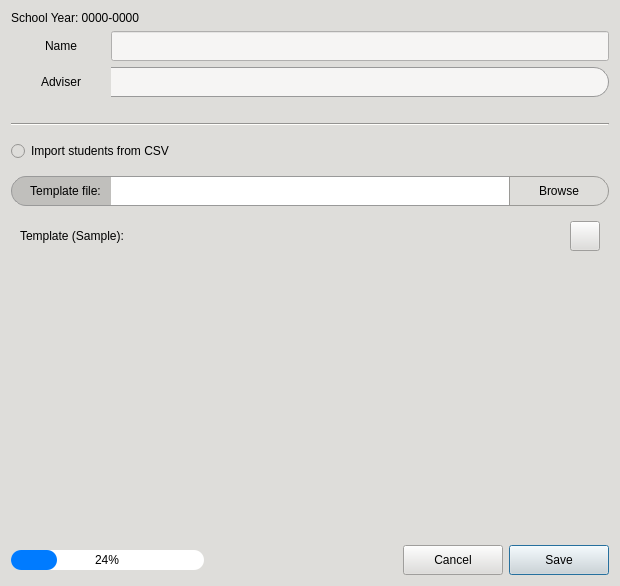
Qt form CAI_PyQt/CAI_Admin/UI/FormSectionRegistration.ui (CPG19040/CPG19040) before a commit.
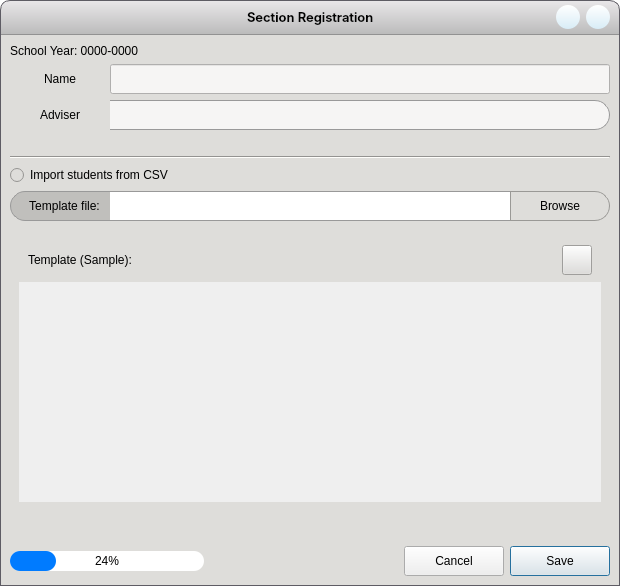
The same form after that commit. Icons and pictures are not drawn.

```diff
--- a/CAI_PyQt/CAI_Admin/UI/FormSectionRegistration.ui
+++ b/CAI_PyQt/CAI_Admin/UI/FormSectionRegistration.ui
@@ -18,8 +18,8 @@
   </property>
   <property name="maximumSize">
    <size>
-    <width>1000</width>
-    <height>630</height>
+    <width>742</width>
+    <height>586</height>
    </size>
   </property>
   <property name="windowTitle">
@@ -27,10 +27,24 @@
   </property>
   <property name="styleSheet">
    <string notr="true">* {
-	background-color: rgb(222, 221, 218); 
 	color: black;
 }
 
+QMessageBox QPushButton {
+	font: 10pt &quot;Inter&quot;;
+	height: 30px;
+	padding: 0px 12px;
+	background-color: rgb(222, 221, 218); 
+}
+
+#SectionRegistrationDialog {
+	background: transparent;
+}
+
+QMessageBox, #verticalFrame {
+	background-color: rgb(222, 221, 218); 
+}
+
 QPushButton[class=&quot;button-green&quot;] {
 	border: 1px solid #0a5128;
     border-radius: 15px;
@@ -258,6 +272,254 @@
 }</string>
   </property>
   <layout class="QVBoxLayout" name="verticalLayout">
+   <property name="spacing">
+    <number>0</number>
+   </property>
+   <property name="leftMargin">
+    <number>0</number>
+   </property>
+   <property name="topMargin">
+    <number>0</number>
+   </property>
+   <property name="rightMargin">
+    <number>0</number>
+   </property>
+   <property name="bottomMargin">
+    <number>0</number>
+   </property>
+   <item>
+    <widget class="QFrame" name="frame_header">
+     <property name="minimumSize">
+      <size>
+       <width>0</width>
+       <height>35</height>
+      </size>
+     </property>
+     <property name="maximumSize">
+      <size>
+       <width>16777215</width>
+       <height>35</height>
+      </size>
+     </property>
+     <property name="mouseTracking">
+      <bool>true</bool>
+     </property>
+     <property name="styleSheet">
+      <string notr="true">#frame_header {
+	background-color: qlineargradient(x1:0, y1:0, x2:0, y2:1, stop:0 #e9e7e9, stop:1 #bababa);
+	border-top-left-radius: 10px;
+	border-top-right-radius: 10px;
+	border: 1px solid rgb(94, 92, 100);
+	border-bottom: 1px solid rgb(146, 146, 146);
+}</string>
+     </property>
+     <property name="frameShape">
+      <enum>QFrame::StyledPanel</enum>
+     </property>
+     <property name="frameShadow">
+      <enum>QFrame::Raised</enum>
+     </property>
+     <layout class="QHBoxLayout" name="horizontalLayout_6">
+      <property name="spacing">
+       <number>6</number>
+      </property>
+      <property name="leftMargin">
+       <number>9</number>
+      </property>
+      <property name="topMargin">
+       <number>0</number>
+      </property>
+      <property name="rightMargin">
+       <number>9</number>
+      </property>
+      <property name="bottomMargin">
+       <number>0</number>
+      </property>
+      <item>
+       <widget class="QWidget" name="widget_window_icon" native="true">
+        <property name="minimumSize">
+         <size>
+          <width>54</width>
+          <height>35</height>
+         </size>
+        </property>
+        <property name="maximumSize">
+         <size>
+          <width>54</width>
+          <height>35</height>
+         </size>
+        </property>
+        <property name="styleSheet">
+         <string notr="true">background: transparent;</string>
+        </property>
+        <layout class="QHBoxLayout" name="horizontalLayout_4">
+         <property name="leftMargin">
+          <number>0</number>
+         </property>
+         <property name="topMargin">
+          <number>0</number>
+         </property>
+         <property name="rightMargin">
+          <number>0</number>
+         </property>
+         <property name="bottomMargin">
+          <number>0</number>
+         </property>
+        </layout>
+       </widget>
+      </item>
+      <item>
+       <spacer name="horizontalSpacer_6">
+        <property name="orientation">
+         <enum>Qt::Horizontal</enum>
+        </property>
+        <property name="sizeHint" stdset="0">
+         <size>
+          <width>40</width>
+          <height>20</height>
+         </size>
+        </property>
+       </spacer>
+      </item>
+      <item>
+       <widget class="QLabel" name="label_windowTitle">
+        <property name="font">
+         <font>
+          <family>Inter SemiBold</family>
+          <pointsize>10</pointsize>
+          <weight>50</weight>
+          <italic>false</italic>
+          <bold>false</bold>
+         </font>
+        </property>
+        <property name="styleSheet">
+         <string notr="true">background: transparent;
+color: rgb(0, 0, 0);
+font: 10pt &quot;Inter SemiBold&quot;;</string>
+        </property>
+        <property name="text">
+         <string>Section Registration</string>
+        </property>
+       </widget>
+      </item>
+      <item>
+       <spacer name="horizontalSpacer_5">
+        <property name="orientation">
+         <enum>Qt::Horizontal</enum>
+        </property>
+        <property name="sizeHint" stdset="0">
+         <size>
+          <width>40</width>
+          <height>20</height>
+         </size>
+        </property>
+       </spacer>
+      </item>
+      <item>
+       <widget class="QPushButton" name="btnMinimize">
+        <property name="minimumSize">
+         <size>
+          <width>24</width>
+          <height>24</height>
+         </size>
+        </property>
+        <property name="maximumSize">
+         <size>
+          <width>24</width>
+          <height>24</height>
+         </size>
+        </property>
+        <property name="cursor">
+         <cursorShape>PointingHandCursor</cursorShape>
+        </property>
+        <property name="styleSheet">
+         <string notr="true">#btnMinimize {
+	border-radius: 12px;
+	background-color: qlineargradient(x1:0, y1:0, x2:0, y2:1, stop:0 #ffffff, stop:1 #d8ecf6);
+}
+
+#btnMinimize:hover {
+	background-color: rgb(248, 228, 92);
+}</string>
+        </property>
+        <property name="text">
+         <string/>
+        </property>
+        <property name="icon">
+         <iconset resource="../resources.qrc">
+          <normaloff>:/Images/Images/minimize-sign.png</normaloff>:/Images/Images/minimize-sign.png</iconset>
+        </property>
+        <property name="iconSize">
+         <size>
+          <width>12</width>
+          <height>12</height>
+         </size>
+        </property>
+       </widget>
+      </item>
+      <item>
+       <widget class="QPushButton" name="btnClose">
+        <property name="minimumSize">
+         <size>
+          <width>24</width>
+          <height>24</height>
+         </size>
+        </property>
+        <property name="maximumSize">
+         <size>
+          <width>24</width>
+          <height>24</height>
+         </size>
+        </property>
+        <property name="cursor">
+         <cursorShape>PointingHandCursor</cursorShape>
+        </property>
+        <property name="styleSheet">
+         <string notr="true">#btnClose {
+	border-radius: 12px;
+	background-color: qlineargradient(x1:0, y1:0, x2:0, y2:1, stop:0 #ffffff, stop:1 #d8ecf6);
+}
+
+#btnClose:hover {
+	background-color: rgb(246, 97, 81);
+}</string>
+        </property>
+        <property name="text">
+         <string/>
+        </property>
+        <property name="icon">
+         <iconset resource="../resources.qrc">
+          <normaloff>:/Images/Images/clear.png</normaloff>:/Images/Images/clear.png</iconset>
+        </property>
+       </widget>
+      </item>
+     </layout>
+    </widget>
+   </item>
+   <item>
+    <widget class="QFrame" name="verticalFrame">
+     <property name="styleSheet">
+      <string notr="true">#verticalFrame {
+	background-color: rgb(222, 221, 218);
+	border-top: none;
+	border-right: 1px solid rgb(94, 92, 100);
+	border-bottom: 1px solid rgb(94, 92, 100);
+	border-left: 1px solid rgb(94, 92, 100);
+}</string>
+     </property>
+     <layout class="QVBoxLayout" name="verticalLayout_5">
+      <property name="leftMargin">
+       <number>9</number>
+      </property>
+      <property name="topMargin">
+       <number>9</number>
+      </property>
+      <property name="rightMargin">
+       <number>9</number>
+      </property>
+      <property name="bottomMargin">
+       <number>9</number>
+      </property>
    <item>
     <widget class="QLabel" name="label_sy">
      <property name="text">
@@ -267,6 +529,15 @@
    </item>
    <item>
     <layout class="QVBoxLayout" name="verticalLayout_2">
+        <property name="leftMargin">
+         <number>0</number>
+        </property>
+        <property name="topMargin">
+         <number>0</number>
+        </property>
+        <property name="rightMargin">
+         <number>0</number>
+        </property>
      <property name="bottomMargin">
       <number>20</number>
      </property>
@@ -395,31 +666,27 @@
    </item>
    <item>
     <widget class="Line" name="line">
+        <property name="styleSheet">
+         <string notr="true">background-color: rgb(222, 221, 218);</string>
+        </property>
      <property name="orientation">
       <enum>Qt::Horizontal</enum>
      </property>
     </widget>
    </item>
-   <item>
-    <layout class="QHBoxLayout" name="horizontalLayout_4">
-     <property name="topMargin">
-      <number>9</number>
-     </property>
-     <property name="bottomMargin">
-      <number>9</number>
-     </property>
      <item>
       <widget class="QRadioButton" name="rb_importCSV">
        <property name="cursor">
         <cursorShape>PointingHandCursor</cursorShape>
        </property>
+        <property name="styleSheet">
+         <string notr="true">background-color: rgb(222, 221, 218);</string>
+        </property>
        <property name="text">
         <string>Import students from CSV</string>
        </property>
       </widget>
      </item>
-    </layout>
-   </item>
    <item>
     <widget class="QWidget" name="widget_CSV" native="true">
      <property name="enabled">
@@ -584,9 +851,13 @@
      </property>
      <layout class="QVBoxLayout" name="verticalLayout_3">
       <item>
+          <widget class="QWidget" name="widget_3" native="true">
+           <property name="styleSheet">
+            <string notr="true">background-color: rgb(222, 221, 218);</string>
+           </property>
        <layout class="QHBoxLayout" name="horizontalLayout_5">
         <property name="bottomMargin">
-         <number>0</number>
+             <number>1</number>
         </property>
         <item>
          <widget class="QLabel" name="label">
@@ -637,6 +908,7 @@
          </widget>
         </item>
        </layout>
+          </widget>
       </item>
       <item>
        <widget class="QScrollArea" name="scrollArea">
@@ -813,6 +1085,9 @@
       </widget>
      </item>
     </layout>
+      </item>
+     </layout>
+    </widget>
    </item>
   </layout>
  </widget>
```
Lines whose indentation alone changed are shown as unchanged.
